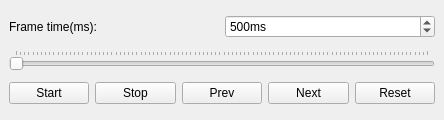
This is Polyhedron/demo/Polyhedron/Plugins/Operations_on_polyhedra/Animate_widget.ui in CGAL/cgal as Qt 5 draws it before an edit. The edited form follows.
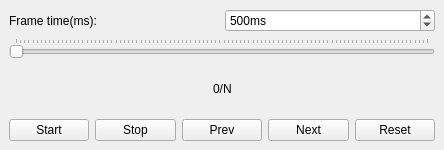
This is the edited form.

Commit message: better reset and init state

```diff
--- a/Polyhedron/demo/Polyhedron/Plugins/Operations_on_polyhedra/Animate_widget.ui
+++ b/Polyhedron/demo/Polyhedron/Plugins/Operations_on_polyhedra/Animate_widget.ui
@@ -7,7 +7,7 @@
     <x>0</x>
     <y>0</y>
     <width>444</width>
-    <height>120</height>
+    <height>150</height>
    </rect>
   </property>
   <property name="windowTitle">
@@ -43,6 +43,8 @@
      </layout>
     </item>
     <item>
+     <layout class="QHBoxLayout" name="horizontalLayout_3">
+      <item>
      <widget class="QSlider" name="frameSlider">
       <property name="orientation">
        <enum>Qt::Horizontal</enum>
@@ -51,6 +53,45 @@
        <enum>QSlider::TicksAbove</enum>
       </property>
      </widget>
+      </item>
+     </layout>
+    </item>
+    <item>
+     <layout class="QHBoxLayout" name="horizontalLayout_4">
+      <item>
+       <spacer name="horizontalSpacer">
+        <property name="orientation">
+         <enum>Qt::Horizontal</enum>
+        </property>
+        <property name="sizeHint" stdset="0">
+         <size>
+          <width>40</width>
+          <height>20</height>
+         </size>
+        </property>
+       </spacer>
+      </item>
+      <item>
+       <widget class="QLabel" name="frameLabel">
+        <property name="text">
+         <string>0/N</string>
+        </property>
+       </widget>
+      </item>
+      <item>
+       <spacer name="horizontalSpacer_2">
+        <property name="orientation">
+         <enum>Qt::Horizontal</enum>
+        </property>
+        <property name="sizeHint" stdset="0">
+         <size>
+          <width>40</width>
+          <height>20</height>
+         </size>
+        </property>
+       </spacer>
+      </item>
+     </layout>
     </item>
     <item>
      <layout class="QHBoxLayout" name="horizontalLayout">
```
Lines whose indentation alone changed are shown as unchanged. The commit also changes 1 other file.
